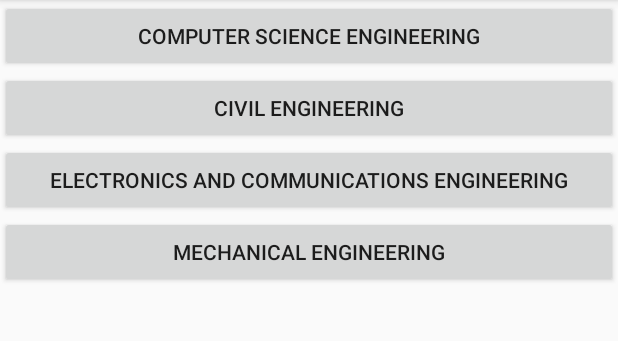
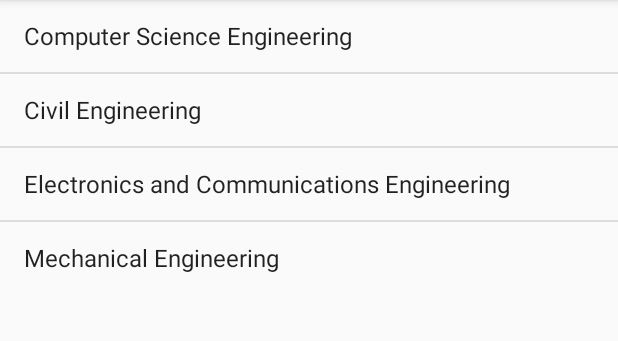
Before and after one commit to CECDevelopers/projectScorpio, an Android app: the CourseListActivity screen opened directly, with no data from a screen before it, on a phone screen of 412 x 824 dp, the part 84-425 px from its top. Run offline under Robolectric (Android 15) with nearby library versions, the phone set to English and light mode, and no system bars.

Commit message:
Changed buttons to listview

```diff
--- a/app/src/main/res/layout/cec_courses_list.xml
+++ b/app/src/main/res/layout/cec_courses_list.xml
@@ -3,23 +3,8 @@
     android:layout_width="match_parent"
     android:layout_height="match_parent"
     android:orientation="vertical">
-    <Button
+    <ListView
         android:layout_width="match_parent"
         android:layout_height="wrap_content"
-        android:text="Computer Science Engineering"/>
-    <Button
-        android:layout_width="match_parent"
-        android:layout_height="wrap_content"
-        android:text="Civil Engineering"/>
-    <Button
-        android:layout_width="match_parent"
-        android:layout_height="wrap_content"
-        android:text="Electronics and Communications Engineering"/>
-    <Button
-        android:layout_width="match_parent"
-        android:layout_height="wrap_content"
-        android:text="Mechanical Engineering"/>
-
-
-
+        android:entries="@array/courses"/>
 </LinearLayout>
--- a/app/src/main/res/values/strings.xml
+++ b/app/src/main/res/values/strings.xml
@@ -1,3 +1,9 @@
 <resources>
     <string name="app_name">projectScorpio</string>
+    <string-array name="courses">
+        <item>Computer Science Engineering</item>
+        <item>Civil Engineering</item>
+        <item>Electronics and Communications Engineering</item>
+        <item>Mechanical Engineering</item>
+    </string-array>
 </resources>
```
